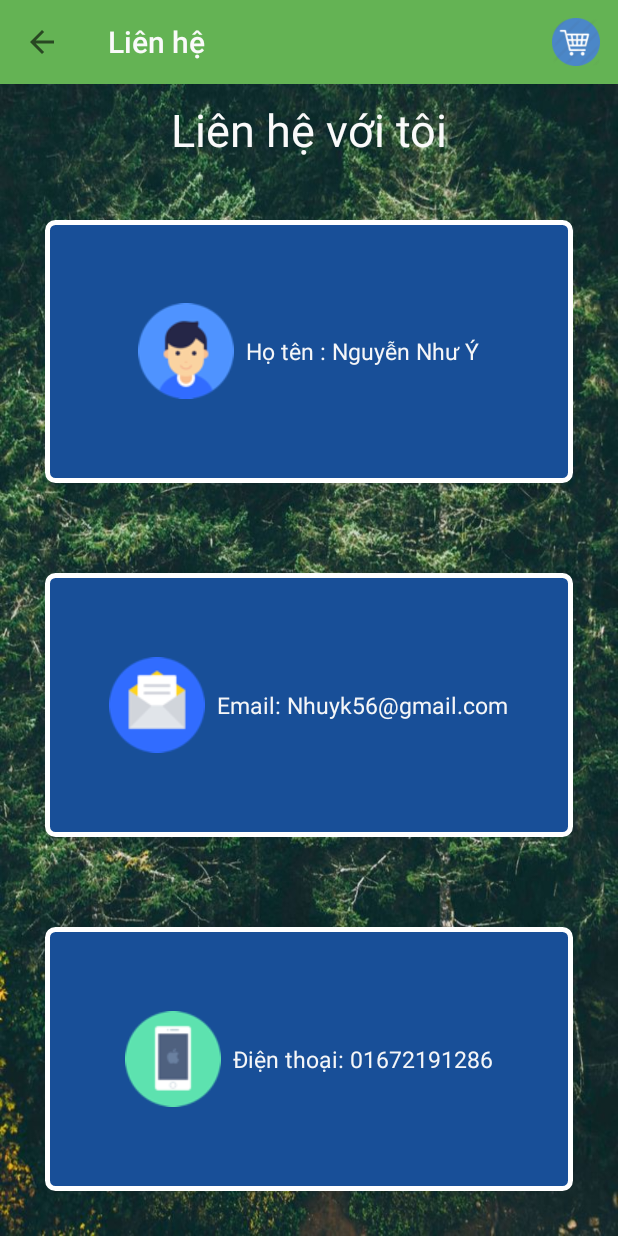
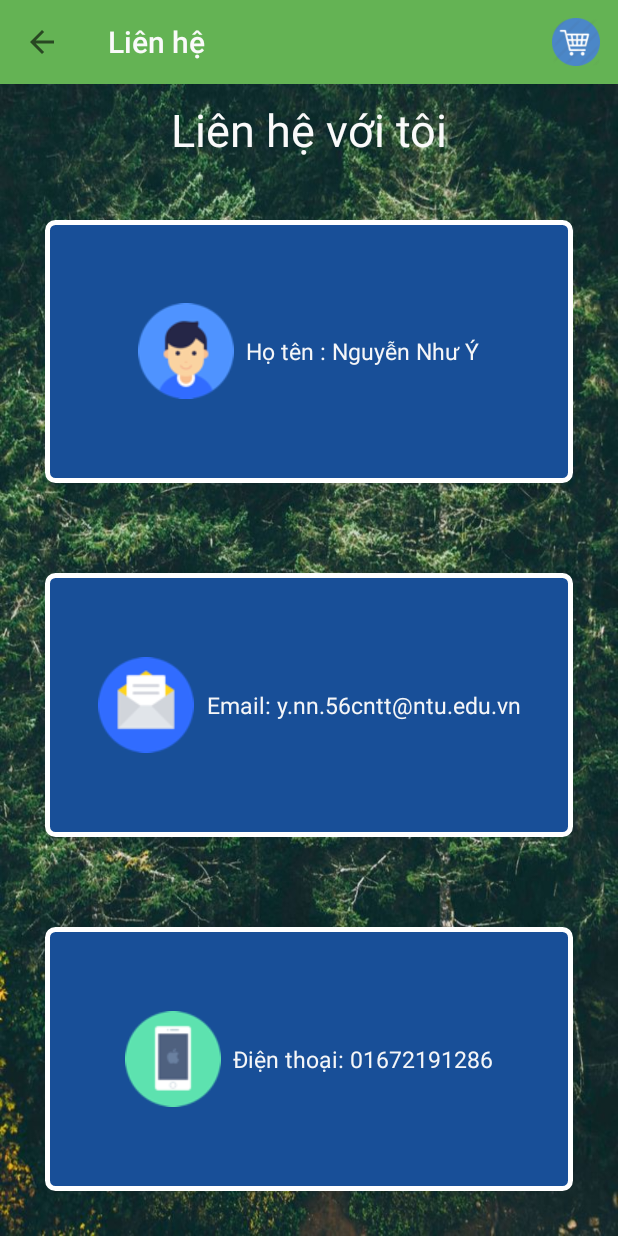
Before and after one commit to Chitai266196/BAITHI_JAVA-1, an Android app: the LienHeActivity screen opened directly, with no data from a screen before it, on a phone screen of 412 x 824 dp. Run offline under Robolectric (Android 15) with nearby library versions, the phone set to English and light mode, and no system bars; network calls fail.

Commit message:
Cập nhật

```diff
--- a/nhuyshop/app/src/main/java/com/example/nguyennhuy/nhuyshop/activity/DienThoaiActivity.java
+++ b/nhuyshop/app/src/main/java/com/example/nguyennhuy/nhuyshop/activity/DienThoaiActivity.java
@@ -211,7 +211,7 @@ public class DienThoaiActivity extends AppCompatActivity {
             switch (msg.what){
                 case 0:
                     lvdt.removeFooterView(Footerview);
-                  lvdt.addFooterView(Footerview);
+                    lvdt.addFooterView(Footerview);
                     break;
                 case 1:
                     GetData(++page);
--- a/nhuyshop/app/src/main/java/com/example/nguyennhuy/nhuyshop/activity/MainActivity.java
+++ b/nhuyshop/app/src/main/java/com/example/nguyennhuy/nhuyshop/activity/MainActivity.java
@@ -265,7 +265,6 @@ public class MainActivity extends AppCompatActivity {
 
     private void ActionBar() {
         setSupportActionBar(toolbar);
-        getSupportActionBar().setTitle("Trang chính");
         getSupportActionBar().setDisplayHomeAsUpEnabled(true);
         toolbar.setNavigationIcon(R.drawable.menu);
         toolbar.setNavigationOnClickListener(new View.OnClickListener() {
--- a/nhuyshop/app/src/main/res/layout/activity_lien_he.xml
+++ b/nhuyshop/app/src/main/res/layout/activity_lien_he.xml
@@ -26,51 +26,57 @@
             android:textSize="30sp"
             android:layout_width="match_parent"
             android:layout_height="wrap_content" />
+
         <LinearLayout
+            android:layout_width="match_parent"
+            android:layout_height="match_parent"
             android:orientation="vertical"
-            android:weightSum="3"
-            android:layout_width="match_parent"
-            android:layout_height="match_parent">
+            android:weightSum="3">
+
             <LinearLayout
+                android:layout_width="match_parent"
+                android:layout_height="0dp"
+                android:layout_margin="30dp"
                 android:layout_weight="1"
                 android:background="@drawable/setting_btndatmua"
-                android:layout_width="match_parent"
-                android:layout_margin="30dp"
-                android:layout_height="0dp"
                 android:gravity="center">
+
                 <TextView
+                    android:layout_width="wrap_content"
+                    android:layout_height="wrap_content"
+                    android:layout_margin="10dp"
+                    android:drawableLeft="@drawable/person"
                     android:gravity="center"
-                    android:layout_margin="10dp"
-                    android:textSize="15sp"
-                    android:drawableLeft="@drawable/person"
                     android:text="  Họ tên : Nguyễn Như Ý"
                     android:textColor="#fafafafa"
-                    android:layout_width="wrap_content"
-                    android:layout_height="wrap_content" />
+                    android:textSize="15sp" />
             </LinearLayout>
+
             <LinearLayout
+                android:layout_width="match_parent"
+                android:layout_height="0dp"
+                android:layout_margin="30dp"
                 android:layout_weight="1"
                 android:background="@drawable/setting_btndatmua"
+                android:gravity="center">
+
+                <TextView
+                    android:layout_width="wrap_content"
+                    android:layout_height="wrap_content"
+                    android:layout_margin="10dp"
+                    android:drawableLeft="@drawable/email"
+                    android:gravity="center"
+                    android:text="  Email: y.nn.56cntt@ntu.edu.vn"
+                    android:textColor="#fafafafa"
+                    android:textSize="15sp" />
+            </LinearLayout>
+
+            <LinearLayout
                 android:layout_width="match_parent"
+                android:layout_height="0dp"
                 android:layout_margin="30dp"
-                android:layout_height="0dp"
-                android:gravity="center">
-                <TextView
-                    android:gravity="center"
-                    android:layout_margin="10dp"
-                    android:textSize="15sp"
-                    android:drawableLeft="@drawable/email"
-                    android:text="  Email: Nhuyk56@gmail.com"
-                    android:textColor="#fafafafa"
-                    android:layout_width="wrap_content"
-                    android:layout_height="wrap_content" />
-            </LinearLayout>
-            <LinearLayout
                 android:layout_weight="1"
                 android:background="@drawable/setting_btndatmua"
-                android:layout_width="match_parent"
-                android:layout_margin="30dp"
-                android:layout_height="0dp"
                 android:gravity="center">
 
                 <TextView
@@ -87,6 +93,5 @@
         </LinearLayout>
 
 
-
     </LinearLayout>
 </LinearLayout>
--- a/nhuyshop/app/src/main/res/layout/activity_main.xml
+++ b/nhuyshop/app/src/main/res/layout/activity_main.xml
@@ -1,11 +1,13 @@
 <?xml version="1.0" encoding="utf-8"?>
+<!--Bỏ action toolbar-->
+<!--Thay đổi thành Liner-->
 <LinearLayout xmlns:android="http://schemas.android.com/apk/res/android"
     xmlns:app="http://schemas.android.com/apk/res-auto"
     xmlns:tools="http://schemas.android.com/tools"
     android:layout_width="match_parent"
     android:layout_height="match_parent"
     tools:context="com.example.nguyennhuy.nhuyshop.activity.MainActivity">
-
+<!--dùng để hỗ trợ hiển thị navigation menu-->
     <android.support.v4.widget.DrawerLayout
         android:id="@+id/drawerlayout"
         android:layout_width="match_parent"
@@ -19,11 +21,11 @@
             <android.support.v7.widget.Toolbar
                 android:id="@+id/toolbarmanghinhchinh"
                 android:background="#4665ce"
-                android:title="Trang chính"
+                app:title="Trang chính"
                 android:layout_width="match_parent"
                 android:layout_height="?attr/actionBarSize">
             </android.support.v7.widget.Toolbar>
-
+<!--Tạo khung và hiển thị quảng cáo-->
             <ViewFlipper
                 android:id="@+id/viewFlipper1"
                 android:layout_width="match_parent"
@@ -44,6 +46,7 @@
                     android:layout_margin="5dp"
                     android:layout_width="wrap_content"
                     android:layout_height="wrap_content" />
+                <!--Hiển thị các sản phẩm mới nhất-->
                 <android.support.v7.widget.RecyclerView
                     android:id="@+id/recyclerView"
                     android:layout_width="match_parent"
@@ -51,12 +54,14 @@
                 </android.support.v7.widget.RecyclerView>
             </LinearLayout>
         </LinearLayout>
+        <!--Dùng để hiển thị NavigationView-->
         <android.support.design.widget.NavigationView
             android:id="@+id/navigationview"
             android:background="#95f4f4"
             android:layout_gravity="start"
             android:layout_width="match_parent"
             android:layout_height="match_parent">
+            <!--Các item menu sẽ để ở đây-->
         <ListView
             android:id="@+id/listViewmanghinhchinh"
             android:layout_width="match_parent"
```
Also changed, not shown: nhuyshop/app/src/main/java/com/example/nguyennhuy/nhuyshop/activity/ChiTietSanPham.java (+9 -0 lines).
